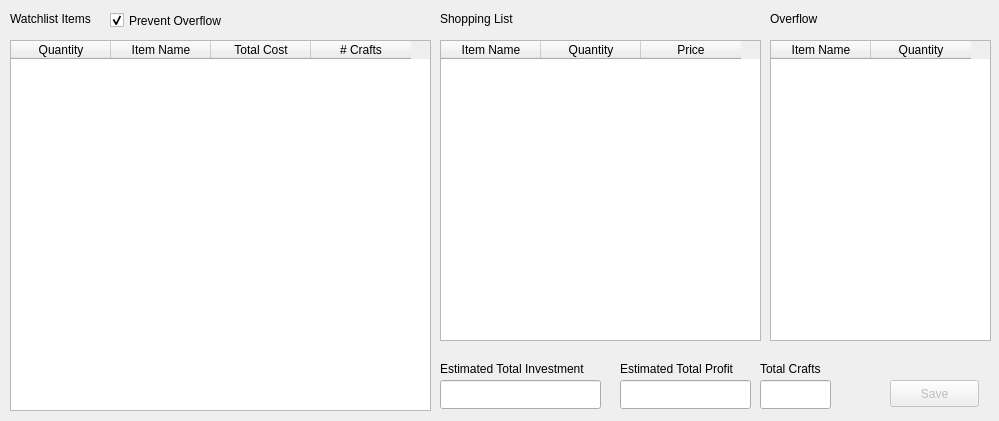
KyleDanielSalter/CFlip, file BatchWindow.ui: the form before one commit.
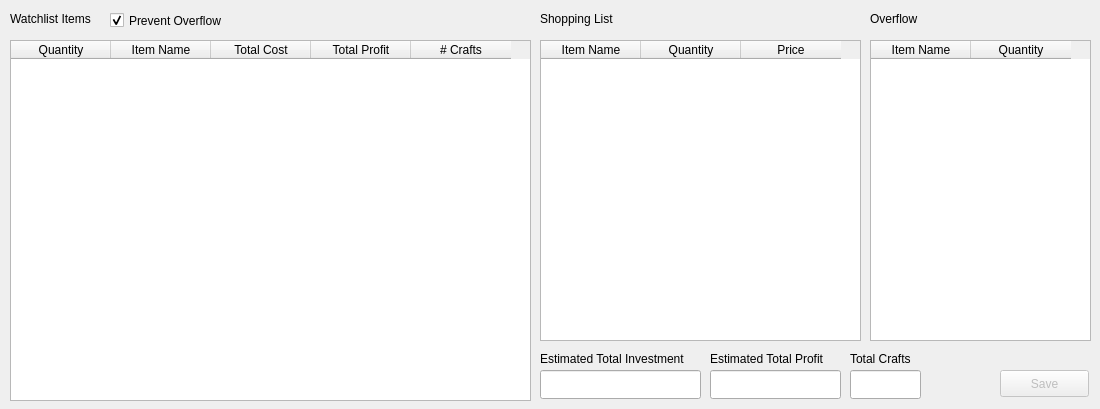
The form after the commit.

```diff
--- a/BatchWindow.ui
+++ b/BatchWindow.ui
@@ -6,8 +6,8 @@
    <rect>
     <x>0</x>
     <y>0</y>
-    <width>999</width>
-    <height>421</height>
+    <width>1100</width>
+    <height>409</height>
    </rect>
   </property>
   <property name="windowTitle">
@@ -18,8 +18,8 @@
     <rect>
      <x>10</x>
      <y>40</y>
-     <width>421</width>
-     <height>371</height>
+     <width>521</width>
+     <height>361</height>
     </rect>
    </property>
    <column>
@@ -37,6 +37,11 @@
      <string>Total Cost</string>
     </property>
    </column>
+   <column>
+    <property name="text">
+     <string>Total Profit</string>
+    </property>
+   </column>
    <column>
     <property name="text">
      <string># Crafts</string>
@@ -59,15 +64,24 @@
   <widget class="QTableWidget" name="shoppingListTable">
    <property name="geometry">
     <rect>
-     <x>440</x>
+     <x>540</x>
      <y>40</y>
      <width>321</width>
      <height>301</height>
     </rect>
    </property>
    <property name="sortingEnabled">
+    <bool>true</bool>
+   </property>
+   <property name="cornerButtonEnabled">
+    <bool>true</bool>
+   </property>
+   <attribute name="horizontalHeaderShowSortIndicator" stdset="0">
+    <bool>true</bool>
+   </attribute>
+   <attribute name="verticalHeaderShowSortIndicator" stdset="0">
     <bool>false</bool>
-   </property>
+   </attribute>
    <column>
     <property name="text">
      <string>Item Name</string>
@@ -87,7 +101,7 @@
   <widget class="QLabel" name="shoppingListLabel">
    <property name="geometry">
     <rect>
-     <x>440</x>
+     <x>540</x>
      <y>10</y>
      <width>91</width>
      <height>17</height>
@@ -100,8 +114,8 @@
   <widget class="QLineEdit" name="estTotalInvestmentLineEdit">
    <property name="geometry">
     <rect>
-     <x>440</x>
-     <y>380</y>
+     <x>540</x>
+     <y>370</y>
      <width>161</width>
      <height>29</height>
     </rect>
@@ -110,8 +124,8 @@
   <widget class="QLabel" name="estTotalInvestmentLabel">
    <property name="geometry">
     <rect>
-     <x>440</x>
-     <y>360</y>
+     <x>540</x>
+     <y>350</y>
      <width>171</width>
      <height>17</height>
     </rect>
@@ -123,8 +137,8 @@
   <widget class="QLabel" name="estTotalProfitLabel">
    <property name="geometry">
     <rect>
-     <x>620</x>
-     <y>360</y>
+     <x>710</x>
+     <y>350</y>
      <width>131</width>
      <height>17</height>
     </rect>
@@ -136,8 +150,8 @@
   <widget class="QLineEdit" name="estTotalProfitLineEdit">
    <property name="geometry">
     <rect>
-     <x>620</x>
-     <y>380</y>
+     <x>710</x>
+     <y>370</y>
      <width>131</width>
      <height>29</height>
     </rect>
@@ -146,8 +160,8 @@
   <widget class="QLabel" name="totalCraftsLabel">
    <property name="geometry">
     <rect>
-     <x>760</x>
-     <y>360</y>
+     <x>850</x>
+     <y>350</y>
      <width>71</width>
      <height>17</height>
     </rect>
@@ -159,8 +173,8 @@
   <widget class="QLineEdit" name="totalCraftsLineEdit">
    <property name="geometry">
     <rect>
-     <x>760</x>
-     <y>380</y>
+     <x>850</x>
+     <y>370</y>
      <width>71</width>
      <height>29</height>
     </rect>
@@ -172,8 +186,8 @@
    </property>
    <property name="geometry">
     <rect>
-     <x>890</x>
-     <y>380</y>
+     <x>1000</x>
+     <y>370</y>
      <width>89</width>
      <height>27</height>
     </rect>
@@ -207,14 +221,14 @@
   <widget class="QTableWidget" name="overflowTable">
    <property name="geometry">
     <rect>
-     <x>770</x>
+     <x>870</x>
      <y>40</y>
      <width>221</width>
      <height>301</height>
     </rect>
    </property>
    <property name="sortingEnabled">
-    <bool>false</bool>
+    <bool>true</bool>
    </property>
    <column>
     <property name="text">
@@ -230,7 +244,7 @@
   <widget class="QLabel" name="overflowLabel">
    <property name="geometry">
     <rect>
-     <x>770</x>
+     <x>870</x>
      <y>10</y>
      <width>59</width>
      <height>17</height>
```
Left out of the diff: 12 changed lines with no effect on the pictures.
